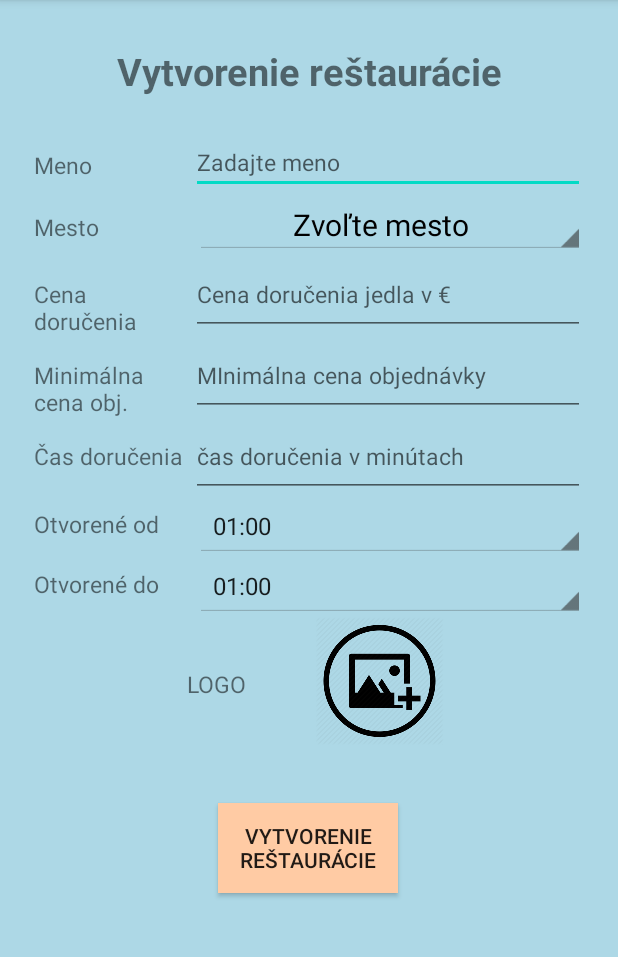
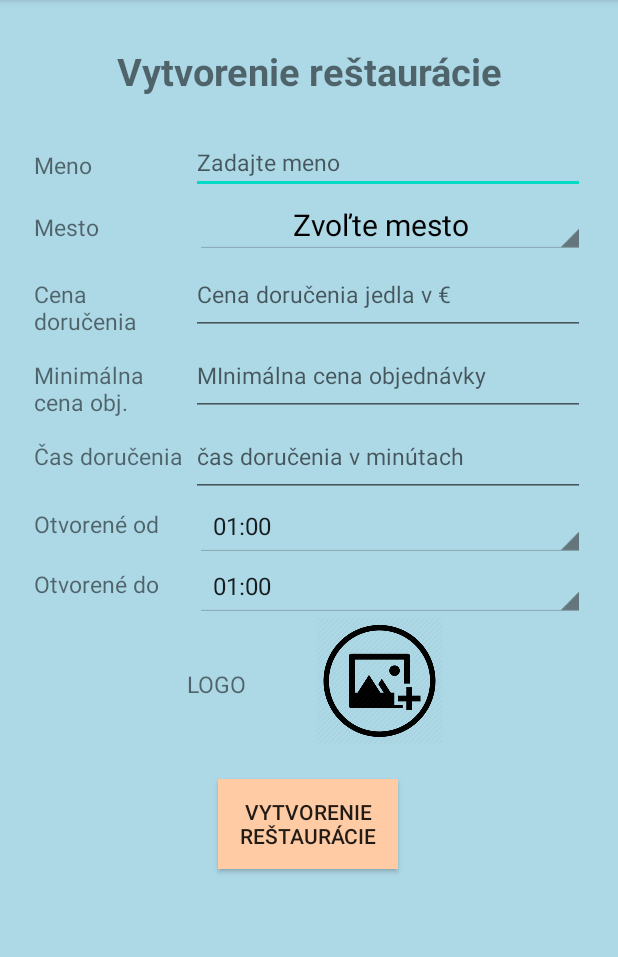
Before and after one commit to xheban/mtaa-FE, an Android app: the CreateRestaurant screen opened directly, with no data from a screen before it, on a phone screen of 412 x 824 dp, the part 84-1041 px from its top. Run offline under Robolectric (Android 15) with nearby library versions, the phone set to English and light mode, and no system bars; our stand-ins replace Volley; network calls fail; 1 statement that could not run was skipped.

Commit message:
button position more to TOP

```diff
--- a/app/src/main/res/layout/createrestaurant.xml
+++ b/app/src/main/res/layout/createrestaurant.xml
@@ -247,7 +247,7 @@
         android:layout_height="60dp"
         android:layout_marginStart="50dp"
         android:layout_marginLeft="50dp"
-        android:layout_marginTop="32dp"
+        android:layout_marginTop="16dp"
         android:layout_marginEnd="50dp"
         android:layout_marginRight="50dp"
         android:background="@color/peach"
```
